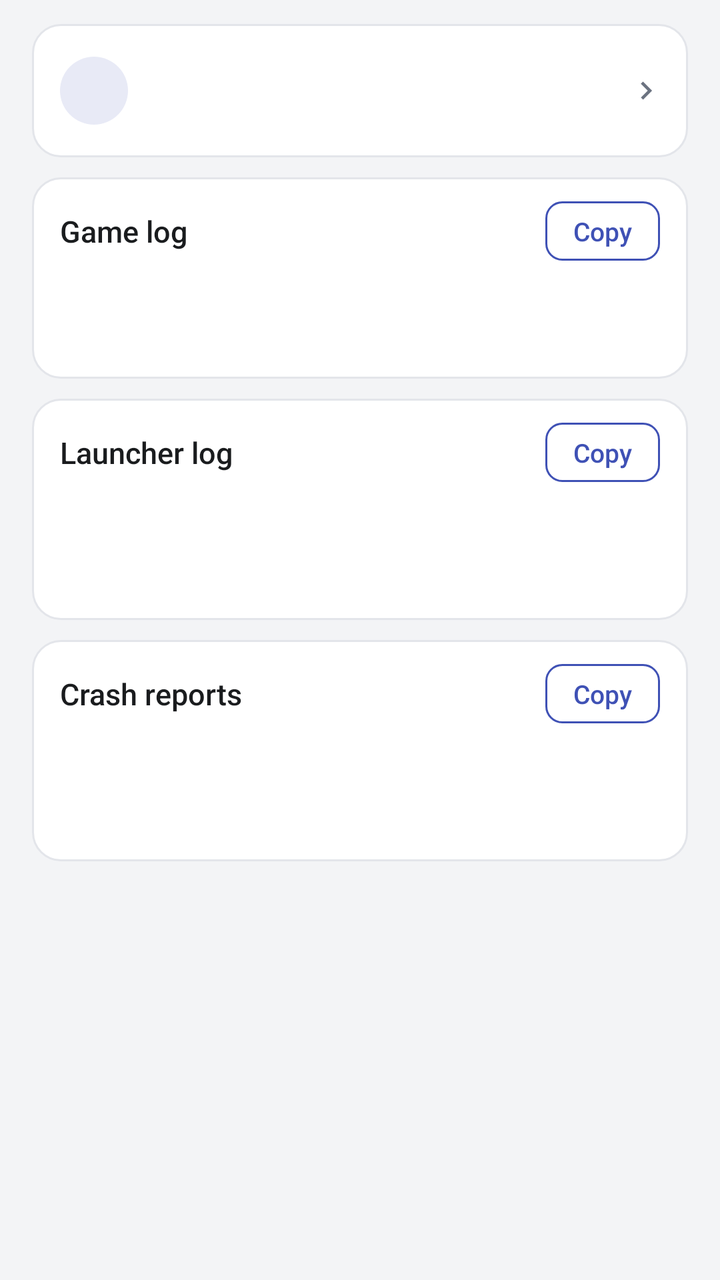
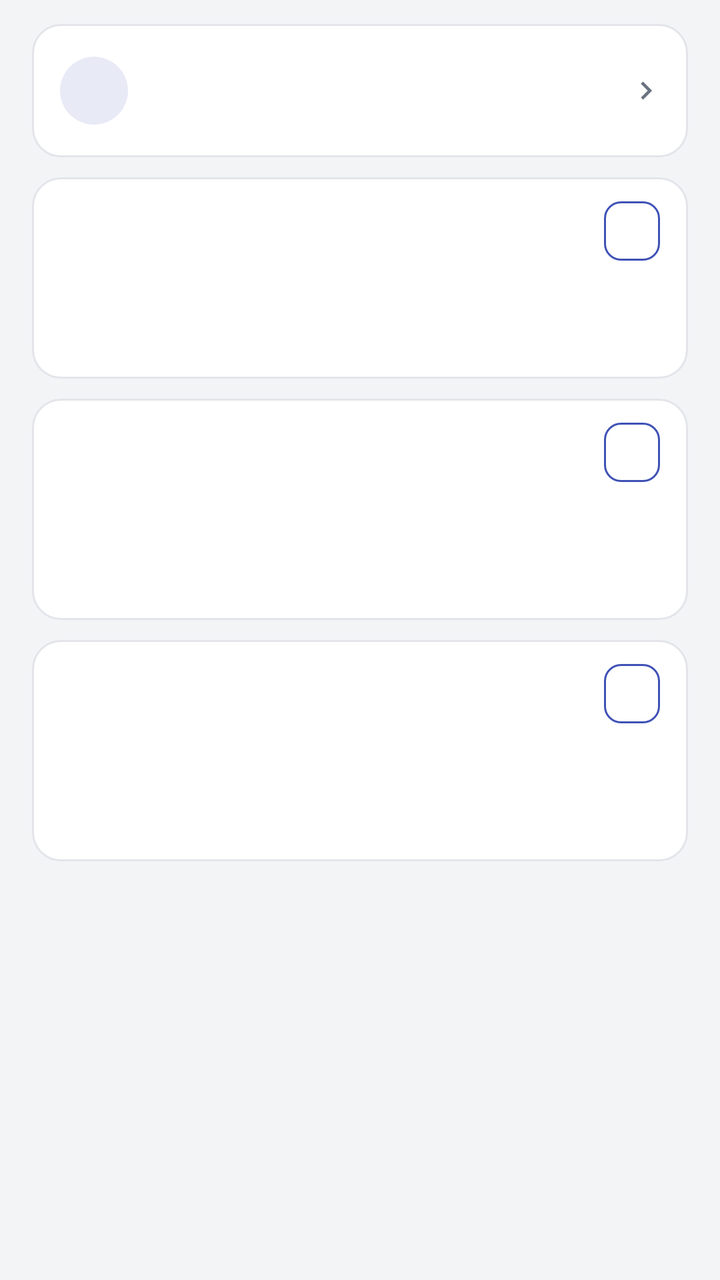

The first picture is an Android layout as it rendered before a commit; the second is the same layout after the commit. The layout source and the unified diff follow.
<!-- AndroidManifest.xml: activity theme AppTheme -->
<!-- res/layout/activity_log.xml -->
<?xml version="1.0" encoding="utf-8"?>
<ScrollView xmlns:android="http://schemas.android.com/apk/res/android"
    android:id="@+id/root"
    android:layout_width="match_parent"
    android:layout_height="match_parent"
    android:background="@color/bg"
    android:fillViewport="true"
    android:scrollbars="vertical">

    <LinearLayout
        android:layout_width="match_parent"
        android:layout_height="wrap_content"
        android:orientation="vertical">

        <LinearLayout
            android:layout_width="match_parent"
            android:layout_height="wrap_content"
            android:orientation="vertical"
            android:paddingStart="@dimen/page_pad"
            android:paddingEnd="@dimen/page_pad"
            android:paddingTop="12dp"
            android:paddingBottom="14dp">

            
            <LinearLayout
                android:layout_width="match_parent"
                android:layout_height="wrap_content"
                android:orientation="vertical"
                android:background="@drawable/card_bg"
                android:paddingTop="2dp"
                android:paddingBottom="2dp">

                <include
                    android:id="@+id/log_row_export"
                    layout="@layout/row_action"
                    android:layout_width="match_parent"
                    android:layout_height="wrap_content" />
            </LinearLayout>

            
            <LinearLayout
                android:layout_width="match_parent"
                android:layout_height="wrap_content"
                android:layout_marginTop="@dimen/card_gap"
                android:orientation="vertical"
                android:background="@drawable/card_bg"
                android:paddingStart="14dp"
                android:paddingEnd="14dp"
                android:paddingTop="12dp"
                android:paddingBottom="14dp">

                <LinearLayout
                    android:layout_width="match_parent"
                    android:layout_height="wrap_content"
                    android:orientation="horizontal"
                    android:gravity="center_vertical">

                    <TextView
                        android:layout_width="0dp"
                        android:layout_height="wrap_content"
                        android:layout_weight="1"
                        android:singleLine="true"
                        android:ellipsize="end"
                        android:text="@string/log_game_title"
                        android:textSize="15sp"
                        android:fontFamily="sans-serif-medium"
                        android:textColor="@color/fg" />

                    <TextView
                        android:id="@+id/log_game_copy"
                        android:layout_width="wrap_content"
                        android:layout_height="wrap_content"
                        android:layout_marginStart="8dp"
                        android:background="@drawable/btn_ghost"
                        android:clickable="true"
                        android:focusable="false"
                        android:paddingStart="14dp"
                        android:paddingEnd="14dp"
                        android:paddingTop="6dp"
                        android:paddingBottom="6dp"
                        android:text="@string/log_copy"
                        android:textSize="13sp"
                        android:fontFamily="sans-serif-medium"
                        android:textColor="@color/accent" />
                </LinearLayout>

                <TextView
                    android:id="@+id/log_game_meta"
                    android:layout_width="match_parent"
                    android:layout_height="wrap_content"
                    android:paddingTop="4dp"
                    android:textSize="12sp"
                    android:textColor="@color/fg_muted" />

                <TextView
                    android:id="@+id/log_game_body"
                    android:layout_width="match_parent"
                    android:layout_height="wrap_content"
                    android:paddingTop="10dp"
                    android:textSize="11sp"
                    android:lineSpacingExtra="3dp"
                    android:fontFamily="monospace"
                    android:textIsSelectable="true"
                    android:textColor="@color/fg" />
            </LinearLayout>

            
            <LinearLayout
                android:layout_width="match_parent"
                android:layout_height="wrap_content"
                android:layout_marginTop="@dimen/card_gap"
                android:orientation="vertical"
                android:background="@drawable/card_bg"
                android:paddingStart="14dp"
                android:paddingEnd="14dp"
                android:paddingTop="12dp"
                android:paddingBottom="14dp">

                <LinearLayout
                    android:layout_width="match_parent"
                    android:layout_height="wrap_content"
                    android:orientation="horizontal"
                    android:gravity="center_vertical">

                    <TextView
                        android:layout_width="0dp"
                        android:layout_height="wrap_content"
                        android:layout_weight="1"
                        android:singleLine="true"
                        android:ellipsize="end"
                        android:text="@string/log_hub_title"
                        android:textSize="15sp"
                        android:fontFamily="sans-serif-medium"
                        android:textColor="@color/fg" />

                    <TextView
                        android:id="@+id/log_hub_copy"
                        android:layout_width="wrap_content"
                        android:layout_height="wrap_content"
                        android:layout_marginStart="8dp"
                        android:background="@drawable/btn_ghost"
                        android:clickable="true"
                        android:focusable="false"
                        android:paddingStart="14dp"
                        android:paddingEnd="14dp"
                        android:paddingTop="6dp"
                        android:paddingBottom="6dp"
                        android:text="@string/log_copy"
                        android:textSize="13sp"
                        android:fontFamily="sans-serif-medium"
                        android:textColor="@color/accent" />
                </LinearLayout>

                <TextView
                    android:id="@+id/log_hub_meta"
                    android:layout_width="match_parent"
                    android:layout_height="wrap_content"
                    android:paddingTop="4dp"
                    android:textSize="12sp"
                    android:textColor="@color/fg_muted" />

                <HorizontalScrollView
                    android:layout_width="match_parent"
                    android:layout_height="wrap_content"
                    android:paddingTop="10dp"
                    android:scrollbars="none">

                    <LinearLayout
                        android:id="@+id/log_hub_chips"
                        android:layout_width="wrap_content"
                        android:layout_height="wrap_content"
                        android:orientation="horizontal" />
                </HorizontalScrollView>

                <TextView
                    android:id="@+id/log_hub_body"
                    android:layout_width="match_parent"
                    android:layout_height="wrap_content"
                    android:paddingTop="10dp"
                    android:textSize="11sp"
                    android:lineSpacingExtra="3dp"
                    android:fontFamily="monospace"
                    android:textIsSelectable="true"
                    android:textColor="@color/fg" />
            </LinearLayout>

            
            <LinearLayout
                android:layout_width="match_parent"
                android:layout_height="wrap_content"
                android:layout_marginTop="@dimen/card_gap"
                android:orientation="vertical"
                android:background="@drawable/card_bg"
                android:paddingStart="14dp"
                android:paddingEnd="14dp"
                android:paddingTop="12dp"
                android:paddingBottom="14dp">

                <LinearLayout
                    android:layout_width="match_parent"
                    android:layout_height="wrap_content"
                    android:orientation="horizontal"
                    android:gravity="center_vertical">

                    <TextView
                        android:layout_width="0dp"
                        android:layout_height="wrap_content"
                        android:layout_weight="1"
                        android:singleLine="true"
                        android:ellipsize="end"
                        android:text="@string/log_crash_title"
                        android:textSize="15sp"
                        android:fontFamily="sans-serif-medium"
                        android:textColor="@color/fg" />

                    <TextView
                        android:id="@+id/log_crash_copy"
                        android:layout_width="wrap_content"
                        android:layout_height="wrap_content"
                        android:layout_marginStart="8dp"
                        android:background="@drawable/btn_ghost"
                        android:clickable="true"
                        android:focusable="false"
                        android:paddingStart="14dp"
                        android:paddingEnd="14dp"
                        android:paddingTop="6dp"
                        android:paddingBottom="6dp"
                        android:text="@string/log_copy"
                        android:textSize="13sp"
                        android:fontFamily="sans-serif-medium"
                        android:textColor="@color/accent" />
                </LinearLayout>

                <TextView
                    android:id="@+id/log_crash_meta"
                    android:layout_width="match_parent"
                    android:layout_height="wrap_content"
                    android:paddingTop="4dp"
                    android:textSize="12sp"
                    android:textColor="@color/fg_muted" />

                <HorizontalScrollView
                    android:id="@+id/log_crash_chip_scroll"
                    android:layout_width="match_parent"
                    android:layout_height="wrap_content"
                    android:paddingTop="10dp"
                    android:scrollbars="none">

                    <LinearLayout
                        android:id="@+id/log_crash_chips"
                        android:layout_width="wrap_content"
                        android:layout_height="wrap_content"
                        android:orientation="horizontal" />
                </HorizontalScrollView>

                <TextView
                    android:id="@+id/log_crash_body"
                    android:layout_width="match_parent"
                    android:layout_height="wrap_content"
                    android:paddingTop="10dp"
                    android:textSize="11sp"
                    android:lineSpacingExtra="3dp"
                    android:fontFamily="monospace"
                    android:textIsSelectable="true"
                    android:textColor="@color/fg" />

                
                <TextView
                    android:id="@+id/log_crash_clean"
                    android:layout_width="wrap_content"
                    android:layout_height="wrap_content"
                    android:layout_marginTop="12dp"
                    android:background="@drawable/btn_ghost"
                    android:clickable="true"
                    android:focusable="false"
                    android:paddingStart="14dp"
                    android:paddingEnd="14dp"
                    android:paddingTop="7dp"
                    android:paddingBottom="7dp"
                    android:textSize="13sp"
                    android:fontFamily="sans-serif-medium"
                    android:textColor="@color/accent"
                    android:visibility="gone" />
            </LinearLayout>
        </LinearLayout>

        
        <View
            android:layout_width="match_parent"
            android:layout_height="@dimen/page_bottom_space" />
    </LinearLayout>
</ScrollView>
<!-- res/layout/row_action.xml (included above) -->
<?xml version="1.0" encoding="utf-8"?>
<LinearLayout xmlns:android="http://schemas.android.com/apk/res/android"
    android:layout_width="match_parent"
    android:layout_height="wrap_content"
    android:orientation="horizontal"
    android:gravity="center_vertical"
    android:background="?android:attr/selectableItemBackground"
    android:clickable="true"
    android:focusable="false"
    android:paddingStart="14dp"
    android:paddingEnd="12dp"
    android:paddingTop="12dp"
    android:paddingBottom="12dp">

    <FrameLayout
        android:layout_width="@dimen/row_icon_box"
        android:layout_height="@dimen/row_icon_box"
        android:background="@drawable/icon_circle">

        <ImageView
            android:id="@+id/act_icon"
            android:layout_width="@dimen/row_icon"
            android:layout_height="@dimen/row_icon"
            android:layout_gravity="center"
            android:tint="@color/accent" />
    </FrameLayout>

    <LinearLayout
        android:layout_width="0dp"
        android:layout_height="wrap_content"
        android:layout_weight="1"
        android:layout_marginStart="14dp"
        android:orientation="vertical">

        <TextView
            android:id="@+id/act_title"
            android:layout_width="match_parent"
            android:layout_height="wrap_content"
            android:singleLine="true"
            android:ellipsize="end"
            android:textSize="15sp"
            android:textColor="@color/fg" />

        <TextView
            android:id="@+id/act_sub"
            android:layout_width="match_parent"
            android:layout_height="wrap_content"
            android:paddingTop="2dp"
            android:textSize="12sp"
            android:textColor="@color/fg_muted" />
    </LinearLayout>

    <ImageView
        android:layout_width="@dimen/row_chevron"
        android:layout_height="@dimen/row_chevron"
        android:layout_marginStart="8dp"
        android:src="@drawable/ic_chevron"
        android:tint="@color/fg_muted" />
</LinearLayout>
<!-- resources referenced by this layout -->
<resources>
  <color name="accent">#FF3F51B5</color>
  <color name="bg">#FFF3F4F6</color>
  <color name="fg">#FF1A1C1E</color>
  <color name="fg_muted">#FF6B7280</color>
  <dimen name="card_gap">10dp</dimen>
  <dimen name="page_bottom_space">24dp</dimen>
  <dimen name="page_pad">16dp</dimen>
  <dimen name="row_chevron">18dp</dimen>
  <dimen name="row_icon">22dp</dimen>
  <dimen name="row_icon_box">34dp</dimen>
  <!-- drawable card_bg (drawable) -->
  <?xml version="1.0" encoding="utf-8"?>
  <shape xmlns:android="http://schemas.android.com/apk/res/android"
      android:shape="rectangle">
      <solid android:color="@color/card" />
      <corners android:radius="14dp" />
      <stroke android:width="1dp" android:color="@color/card_stroke" />
  </shape>
  <!-- drawable ic_chevron (drawable) -->
  <?xml version="1.0" encoding="utf-8"?>
  <vector xmlns:android="http://schemas.android.com/apk/res/android"
      android:width="24dp"
      android:height="24dp"
      android:viewportWidth="24"
      android:viewportHeight="24">
      <path
          android:fillColor="@color/icon_tint"
          android:pathData="M10,6L8.59,7.41 13.17,12l-4.58,4.59L10,18l6,-6z" />
  </vector>
  <!-- drawable icon_circle (drawable) -->
  <?xml version="1.0" encoding="utf-8"?>
  <shape xmlns:android="http://schemas.android.com/apk/res/android"
      android:shape="oval">
      <solid android:color="@color/accent_soft" />
  </shape>
  <string name="log_copy">Copy</string>
  <string name="log_crash_title">Crash reports</string>
  <string name="log_game_title">Game log</string>
  <string name="log_hub_title">Launcher log</string>
  <color name="accent_soft">#FFE8EAF6</color>
  <color name="card">#FFFFFFFF</color>
  <color name="card_stroke">#FFE3E5EA</color>
  <color name="icon_tint">#FF5F6368</color>
  <color name="appbar">#FF3F51B5</color>
  <color name="statusbar">#FF303F9F</color>
  <style name="AppBarStyle" parent="android:Widget.Material.ActionBar.Solid">
          <item name="android:background">@color/appbar</item>
          
          <item name="android:elevation">0dp</item>
          
          <item name="android:contentInsetStart">16dp</item>
          <item name="android:titleTextStyle">@style/AppBarTitle</item>
      </style>
  <style name="AppDialogTheme" parent="android:Theme.Material.Light.Dialog.Alert">
          <item name="android:windowBackground">@drawable/dlg_bg</item>
          <item name="android:colorAccent">@color/accent</item>
          <item name="android:textColorPrimary">@color/fg</item>
          <item name="android:textColorSecondary">@color/fg_muted</item>
          <item name="android:colorControlNormal">@color/fg_muted</item>
      </style>
  <style name="AppBarTitle" parent="android:TextAppearance.Material.Widget.ActionBar.Title">
          <item name="android:textColor">@color/on_appbar</item>
          <item name="android:textSize">20sp</item>
          <item name="android:fontFamily">sans-serif-medium</item>
      </style>
  <!-- drawable dlg_bg (drawable) -->
  <?xml version="1.0" encoding="utf-8"?>
  <inset xmlns:android="http://schemas.android.com/apk/res/android"
      android:inset="16dp">
      <shape android:shape="rectangle">
          <solid android:color="@color/card" />
          <corners android:radius="14dp" />
          <stroke android:width="1dp" android:color="@color/card_stroke" />
      </shape>
  </inset>
  <color name="on_appbar">#FFFFFFFF</color>
  <!-- unchanged entries left out for length: 2 -->
</resources>

<!-- the commit's change to res/layout/activity_log.xml (unified diff, before → after) -->
@@ -56,12 +56,12 @@
                     android:gravity="center_vertical">
 
                     <TextView
+                        android:id="@+id/tx_log_game_title"
                         android:layout_width="0dp"
                         android:layout_height="wrap_content"
                         android:layout_weight="1"
                         android:singleLine="true"
                         android:ellipsize="end"
-                        android:text="@string/log_game_title"
                         android:textSize="15sp"
                         android:fontFamily="sans-serif-medium"
                         android:textColor="@color/fg" />
@@ -78,7 +78,6 @@
                         android:paddingEnd="14dp"
                         android:paddingTop="6dp"
                         android:paddingBottom="6dp"
-                        android:text="@string/log_copy"
                         android:textSize="13sp"
                         android:fontFamily="sans-serif-medium"
                         android:textColor="@color/accent" />
@@ -123,12 +122,12 @@
                     android:gravity="center_vertical">
 
                     <TextView
+                        android:id="@+id/tx_log_hub_title"
                         android:layout_width="0dp"
                         android:layout_height="wrap_content"
                         android:layout_weight="1"
                         android:singleLine="true"
                         android:ellipsize="end"
-                        android:text="@string/log_hub_title"
                         android:textSize="15sp"
                         android:fontFamily="sans-serif-medium"
                         android:textColor="@color/fg" />
@@ -145,7 +144,6 @@
                         android:paddingEnd="14dp"
                         android:paddingTop="6dp"
                         android:paddingBottom="6dp"
-                        android:text="@string/log_copy"
                         android:textSize="13sp"
                         android:fontFamily="sans-serif-medium"
                         android:textColor="@color/accent" />
@@ -203,12 +201,12 @@
                     android:gravity="center_vertical">
 
                     <TextView
+                        android:id="@+id/tx_log_crash_title"
                         android:layout_width="0dp"
                         android:layout_height="wrap_content"
                         android:layout_weight="1"
                         android:singleLine="true"
                         android:ellipsize="end"
-                        android:text="@string/log_crash_title"
                         android:textSize="15sp"
                         android:fontFamily="sans-serif-medium"
                         android:textColor="@color/fg" />
@@ -225,7 +223,6 @@
                         android:paddingEnd="14dp"
                         android:paddingTop="6dp"
                         android:paddingBottom="6dp"
-                        android:text="@string/log_copy"
                         android:textSize="13sp"
                         android:fontFamily="sans-serif-medium"
                         android:textColor="@color/accent" />
<!-- resource entries referenced after the edit -->
@@ -35,10 +35,6 @@
       android:shape="oval">
       <solid android:color="@color/accent_soft" />
   </shape>
-  <string name="log_copy">Copy</string>
-  <string name="log_crash_title">Crash reports</string>
-  <string name="log_game_title">Game log</string>
-  <string name="log_hub_title">Launcher log</string>
   <color name="accent_soft">#FFE8EAF6</color>
   <color name="card">#FFFFFFFF</color>
   <color name="card_stroke">#FFE3E5EA</color>
